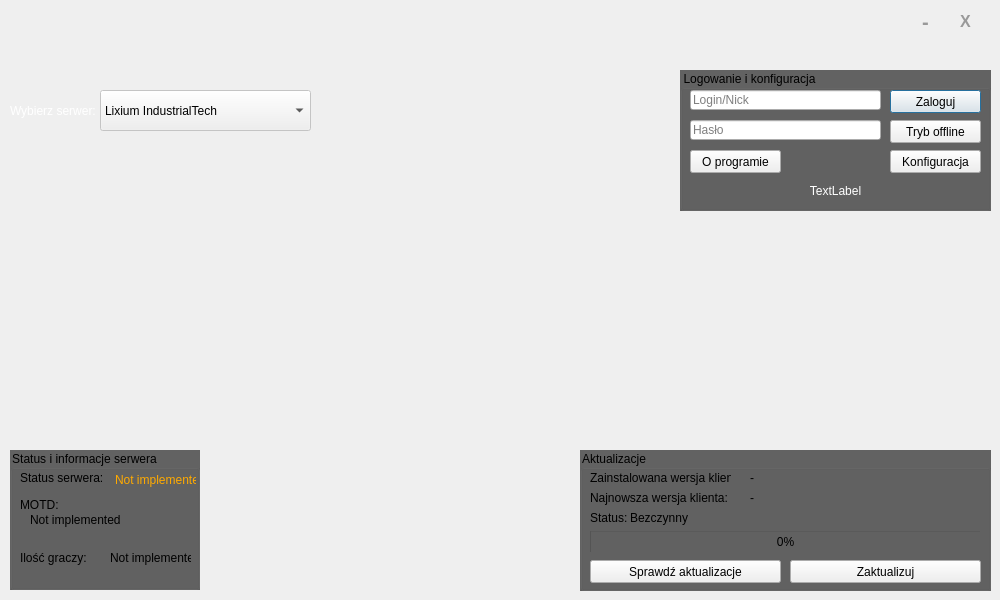
adamros/MineCraftManager, file MineCraftManager/mcmanager.ui: the form before one commit.
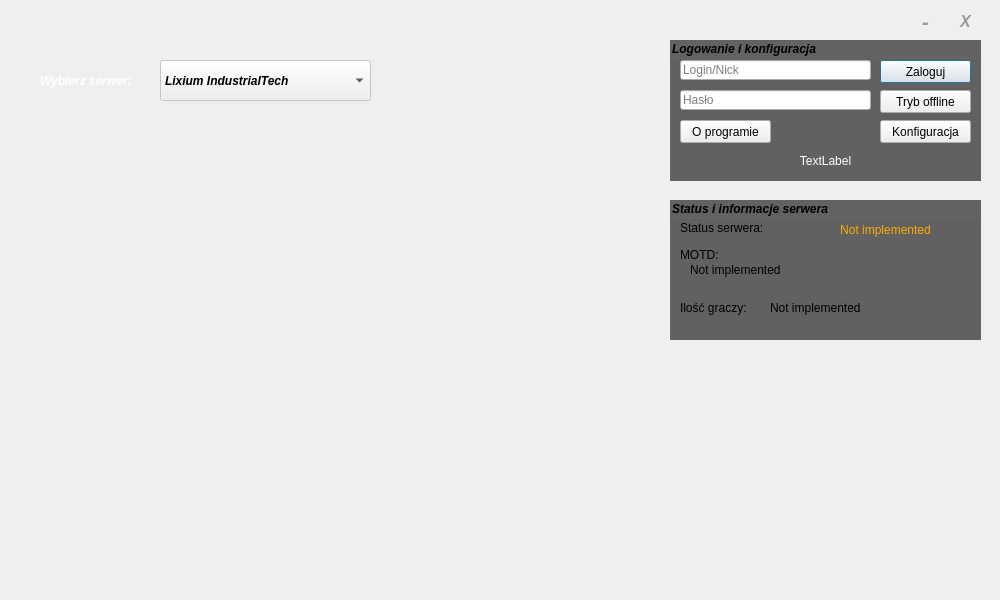
The form after the commit. Icons and pictures are not drawn.

Diff of the .ui file:
```diff
--- a/MineCraftManager/mcmanager.ui
+++ b/MineCraftManager/mcmanager.ui
@@ -28,6 +28,13 @@
     <height>600</height>
    </size>
   </property>
+  <property name="font">
+   <font>
+    <weight>75</weight>
+    <italic>true</italic>
+    <bold>true</bold>
+   </font>
+  </property>
   <property name="contextMenuPolicy">
    <enum>Qt::NoContextMenu</enum>
   </property>
@@ -58,8 +65,8 @@
    <widget class="QGroupBox" name="groupBox">
     <property name="geometry">
      <rect>
-      <x>680</x>
-      <y>70</y>
+      <x>670</x>
+      <y>40</y>
       <width>311</width>
       <height>141</height>
      </rect>
@@ -213,179 +220,14 @@
      </property>
     </widget>
    </widget>
-   <widget class="QGroupBox" name="groupBox_2">
-    <property name="geometry">
-     <rect>
-      <x>580</x>
-      <y>450</y>
-      <width>411</width>
-      <height>141</height>
-     </rect>
-    </property>
-    <property name="styleSheet">
-     <string notr="true">background: rgba(0,0,0,150);</string>
-    </property>
-    <property name="title">
-     <string>Aktualizacje</string>
-    </property>
-    <widget class="QLabel" name="label_3">
-     <property name="geometry">
-      <rect>
-       <x>10</x>
-       <y>20</y>
-       <width>141</width>
-       <height>16</height>
-      </rect>
-     </property>
-     <property name="styleSheet">
-      <string notr="true">background: transparent;</string>
-     </property>
-     <property name="text">
-      <string>&lt;html&gt;&lt;head/&gt;&lt;body&gt;&lt;p&gt;Zainstalowana wersja klienta:&lt;/p&gt;&lt;/body&gt;&lt;/html&gt;</string>
-     </property>
-    </widget>
-    <widget class="QLabel" name="mcinstalledver">
-     <property name="geometry">
-      <rect>
-       <x>170</x>
-       <y>20</y>
-       <width>101</width>
-       <height>16</height>
-      </rect>
-     </property>
-     <property name="styleSheet">
-      <string notr="true">background: transparent;</string>
-     </property>
-     <property name="text">
-      <string>-</string>
-     </property>
-    </widget>
-    <widget class="QLabel" name="label_4">
-     <property name="geometry">
-      <rect>
-       <x>10</x>
-       <y>40</y>
-       <width>141</width>
-       <height>16</height>
-      </rect>
-     </property>
-     <property name="styleSheet">
-      <string notr="true">background: transparent;</string>
-     </property>
-     <property name="text">
-      <string>Najnowsza wersja klienta:</string>
-     </property>
-    </widget>
-    <widget class="QLabel" name="mcrecentver">
-     <property name="geometry">
-      <rect>
-       <x>170</x>
-       <y>40</y>
-       <width>101</width>
-       <height>16</height>
-      </rect>
-     </property>
-     <property name="styleSheet">
-      <string notr="true">background: transparent;</string>
-     </property>
-     <property name="text">
-      <string>-</string>
-     </property>
-    </widget>
-    <widget class="QLabel" name="label_7">
-     <property name="geometry">
-      <rect>
-       <x>10</x>
-       <y>60</y>
-       <width>51</width>
-       <height>16</height>
-      </rect>
-     </property>
-     <property name="styleSheet">
-      <string notr="true">background: transparent;</string>
-     </property>
-     <property name="text">
-      <string>Status:</string>
-     </property>
-    </widget>
-    <widget class="QProgressBar" name="updateProgressBar">
-     <property name="geometry">
-      <rect>
-       <x>10</x>
-       <y>80</y>
-       <width>391</width>
-       <height>23</height>
-      </rect>
-     </property>
-     <property name="styleSheet">
-      <string notr="true">background: transparent;</string>
-     </property>
-     <property name="value">
-      <number>0</number>
-     </property>
-    </widget>
-    <widget class="QPushButton" name="updateClientButton">
-     <property name="geometry">
-      <rect>
-       <x>210</x>
-       <y>110</y>
-       <width>191</width>
-       <height>23</height>
-      </rect>
-     </property>
-     <property name="styleSheet">
-      <string notr="true">color: rgb(0,0,0);
-background: none;</string>
-     </property>
-     <property name="text">
-      <string>Zaktualizuj</string>
-     </property>
-    </widget>
-    <widget class="QPushButton" name="checkClientUpdates">
-     <property name="geometry">
-      <rect>
-       <x>10</x>
-       <y>110</y>
-       <width>191</width>
-       <height>23</height>
-      </rect>
-     </property>
-     <property name="styleSheet">
-      <string notr="true">color: rgb(0,0,0);
-background: none;</string>
-     </property>
-     <property name="text">
-      <string>Sprawdź aktualizacje</string>
-     </property>
-    </widget>
-    <widget class="QLabel" name="updateStatus">
-     <property name="geometry">
-      <rect>
-       <x>50</x>
-       <y>60</y>
-       <width>351</width>
-       <height>16</height>
-      </rect>
-     </property>
-     <property name="autoFillBackground">
-      <bool>false</bool>
-     </property>
-     <property name="styleSheet">
-      <string notr="true">background:transparent</string>
-     </property>
-     <property name="text">
-      <string>Bezczynny</string>
-     </property>
-    </widget>
-   </widget>
    <widget class="QComboBox" name="comboBox">
     <property name="enabled">
      <bool>false</bool>
     </property>
     <property name="geometry">
      <rect>
-      <x>100</x>
-      <y>90</y>
+      <x>160</x>
+      <y>60</y>
       <width>211</width>
       <height>41</height>
      </rect>
@@ -403,9 +245,9 @@
    <widget class="QLabel" name="label_8">
     <property name="geometry">
      <rect>
-      <x>10</x>
-      <y>90</y>
-      <width>91</width>
+      <x>40</x>
+      <y>60</y>
+      <width>121</width>
       <height>41</height>
      </rect>
     </property>
@@ -423,9 +265,9 @@
     </property>
     <property name="geometry">
      <rect>
-      <x>10</x>
-      <y>450</y>
-      <width>190</width>
+      <x>670</x>
+      <y>200</y>
+      <width>311</width>
       <height>140</height>
      </rect>
     </property>
@@ -446,7 +288,7 @@
       <rect>
        <x>10</x>
        <y>20</y>
-       <width>91</width>
+       <width>111</width>
        <height>16</height>
       </rect>
      </property>
@@ -460,9 +302,9 @@
     <widget class="QLabel" name="statusInfo">
      <property name="geometry">
       <rect>
-       <x>105</x>
+       <x>125</x>
        <y>20</y>
-       <width>81</width>
+       <width>181</width>
        <height>20</height>
       </rect>
      </property>
@@ -481,7 +323,7 @@
       <rect>
        <x>10</x>
        <y>47</y>
-       <width>41</width>
+       <width>51</width>
        <height>16</height>
       </rect>
      </property>
@@ -529,7 +371,7 @@
       <rect>
        <x>100</x>
        <y>100</y>
-       <width>81</width>
+       <width>131</width>
        <height>16</height>
       </rect>
      </property>
```
